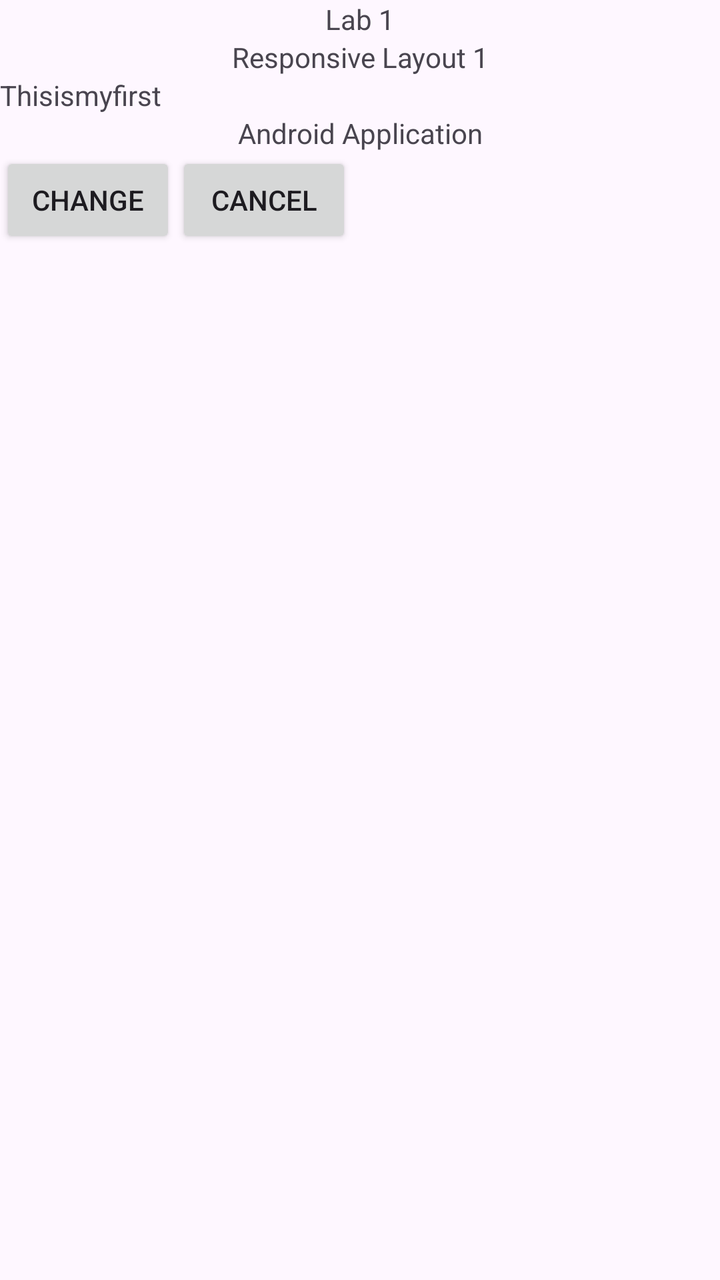
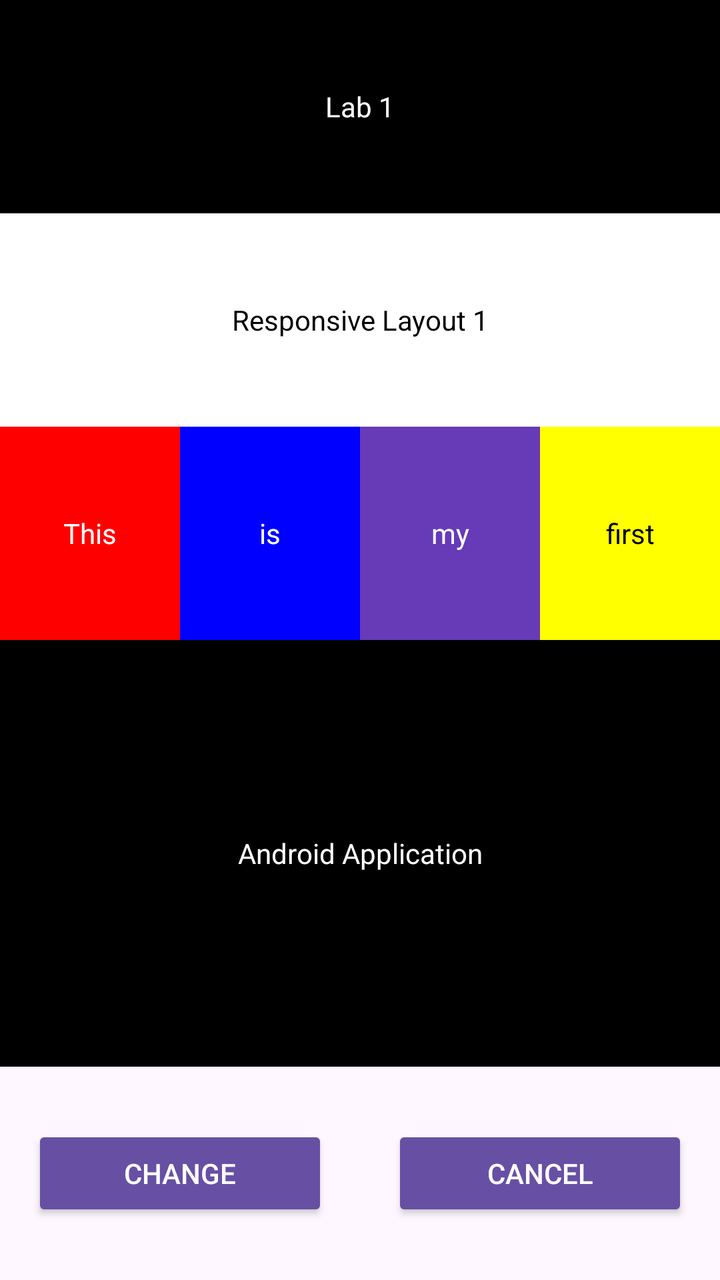

Before-and-after screenshots of an Android layout around one commit, followed by the original layout XML and the change that was made.
<!-- AndroidManifest.xml: application theme Theme.MyApplication -->
<!-- res/layout/activity_main.xml -->
<?xml version="1.0" encoding="utf-8"?>
<LinearLayout
    xmlns:android="http://schemas.android.com/apk/res/android"
    android:layout_width="match_parent"
    android:layout_height="match_parent"
    android:orientation="vertical">

    <TextView
        android:layout_width="match_parent"
        android:layout_height="wrap_content"
        android:gravity="center"
        android:text="Lab 1" />

    <TextView
        android:layout_width="match_parent"
        android:layout_height="wrap_content"
        android:gravity="center"
        android:text="Responsive Layout 1" />

    <LinearLayout
        android:layout_width="match_parent"
        android:layout_height="wrap_content"
        android:orientation="horizontal">

        <TextView
            android:layout_width="wrap_content"
            android:layout_height="wrap_content"
            android:text="This" />
        <TextView
            android:layout_width="wrap_content"
            android:layout_height="wrap_content"
            android:text="is" />
        <TextView
            android:layout_width="wrap_content"
            android:layout_height="wrap_content"
            android:text="my" />
        <TextView
            android:layout_width="wrap_content"
            android:layout_height="wrap_content"
            android:text="first" />
    </LinearLayout>

    <TextView
        android:layout_width="match_parent"
        android:layout_height="wrap_content"
        android:gravity="center"
        android:text="Android Application" />

    <LinearLayout
        android:layout_width="match_parent"
        android:layout_height="wrap_content"
        android:orientation="horizontal">

        <Button
            android:id="@+id/btnChange"
            android:layout_width="wrap_content"
            android:layout_height="wrap_content"
            android:text="Change" />

        <Button
            android:id="@+id/btnCancel"
            android:layout_width="wrap_content"
            android:layout_height="wrap_content"
            android:text="Cancel" />
    </LinearLayout>

</LinearLayout>
<!-- resources referenced by this layout -->
<resources>
  <style name="Theme.MyApplication" parent="Base.Theme.MyApplication" />
  <style name="Base.Theme.MyApplication" parent="Theme.Material3.DayNight.NoActionBar">
          
          
      </style>
</resources>

<!-- the commit's change to res/layout/activity_main.xml (unified diff, before → after) -->
@@ -6,62 +6,103 @@
     android:orientation="vertical">
 
     <TextView
+        android:id="@+id/tvLab1"
         android:layout_width="match_parent"
-        android:layout_height="wrap_content"
+        android:layout_height="0dp"
+        android:layout_weight="1"
         android:gravity="center"
+        android:background="#000000"
+        android:textColor="#FFFFFF"
         android:text="Lab 1" />
 
     <TextView
+        android:id="@+id/tvResponsiveLayout1"
         android:layout_width="match_parent"
-        android:layout_height="wrap_content"
+        android:layout_height="0dp"
+        android:layout_weight="1"
         android:gravity="center"
+        android:background="#FFFFFF"
+        android:textColor="#000000"
         android:text="Responsive Layout 1" />
 
     <LinearLayout
         android:layout_width="match_parent"
-        android:layout_height="wrap_content"
+        android:layout_height="0dp"
+        android:layout_weight="1"
         android:orientation="horizontal">
 
         <TextView
-            android:layout_width="wrap_content"
-            android:layout_height="wrap_content"
+            android:layout_width="0dp"
+            android:layout_height="match_parent"
+            android:layout_weight="1"
+            android:gravity="center"
+            android:background="#FF0000"
+            android:textColor="#FFFFFF"
             android:text="This" />
+
         <TextView
-            android:layout_width="wrap_content"
-            android:layout_height="wrap_content"
+            android:layout_width="0dp"
+            android:layout_height="match_parent"
+            android:layout_weight="1"
+            android:gravity="center"
+            android:background="#0000FF"
+            android:textColor="#FFFFFF"
             android:text="is" />
+
         <TextView
-            android:layout_width="wrap_content"
-            android:layout_height="wrap_content"
+            android:layout_width="0dp"
+            android:layout_height="match_parent"
+            android:layout_weight="1"
+            android:gravity="center"
+            android:background="#673AB7"
+            android:textColor="#FFFFFF"
             android:text="my" />
+
         <TextView
-            android:layout_width="wrap_content"
-            android:layout_height="wrap_content"
+            android:layout_width="0dp"
+            android:layout_height="match_parent"
+            android:layout_weight="1"
+            android:gravity="center"
+            android:background="#FFFF00"
+            android:textColor="#000000"
             android:text="first" />
     </LinearLayout>
 
     <TextView
+        android:id="@+id/tvAndroidApplication"
         android:layout_width="match_parent"
-        android:layout_height="wrap_content"
+        android:layout_height="0dp"
+        android:layout_weight="2"
         android:gravity="center"
+        android:background="#000000"
+        android:textColor="#FFFFFF"
         android:text="Android Application" />
 
     <LinearLayout
         android:layout_width="match_parent"
-        android:layout_height="wrap_content"
-        android:orientation="horizontal">
+        android:layout_height="0dp"
+        android:layout_weight="1"
+        android:orientation="horizontal"
+        android:gravity="center_vertical">
 
         <Button
             android:id="@+id/btnChange"
-            android:layout_width="wrap_content"
+            android:layout_width="0dp"
             android:layout_height="wrap_content"
-            android:text="Change" />
+            android:layout_weight="1"
+            android:layout_margin="16dp"
+            android:text="Change"
+            android:textColor="#FFFFFF"
+            android:backgroundTint="#6750A4" />
 
         <Button
             android:id="@+id/btnCancel"
-            android:layout_width="wrap_content"
+            android:layout_width="0dp"
             android:layout_height="wrap_content"
-            android:text="Cancel" />
+            android:layout_weight="1"
+            android:layout_margin="16dp"
+            android:text="Cancel"
+            android:textColor="#FFFFFF"
+            android:backgroundTint="#6750A4" />
     </LinearLayout>
-
 </LinearLayout>
